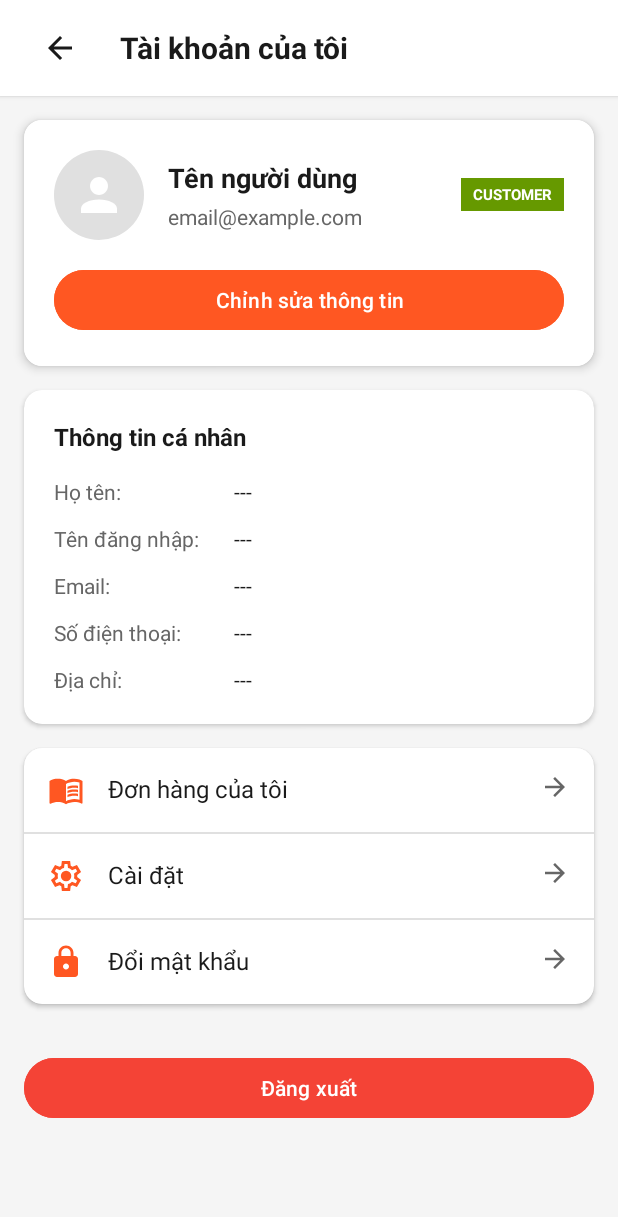
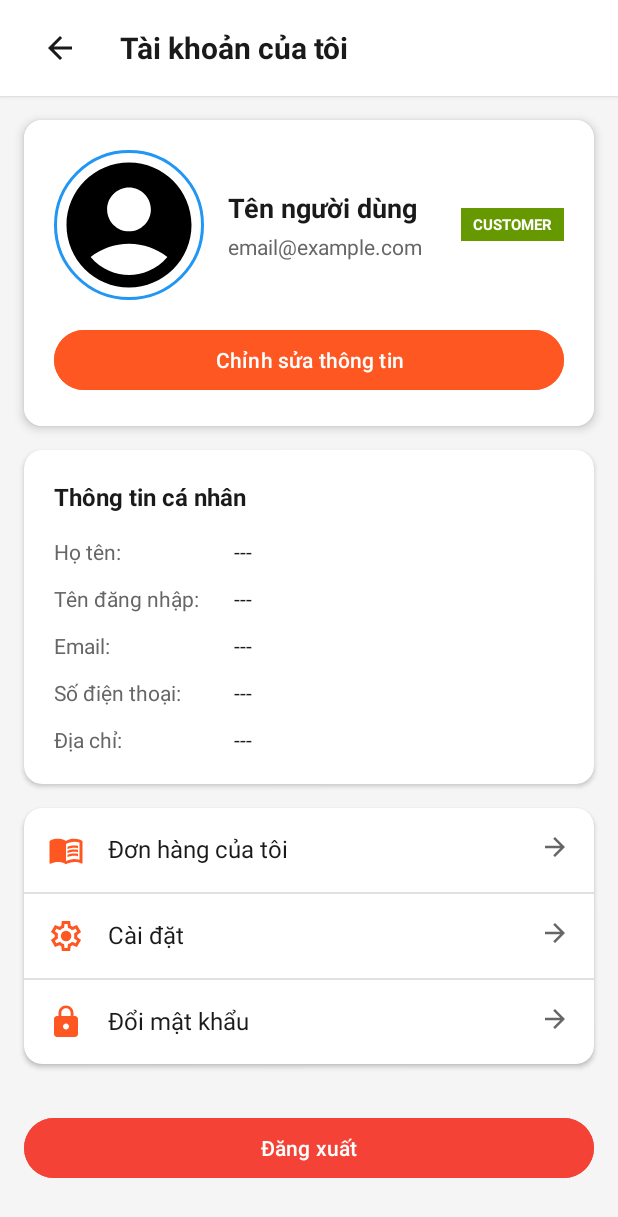
Before and after one commit to DuckAnh03/SBooks, an Android app built with Jetpack Compose: the AccountOverviewFragment screen opened directly, with no data from a screen before it, on a phone screen of 412 x 824 dp. Shown: the top 1217 px of the screen. Run offline under Robolectric (Android 15) with nearby library versions, the phone set to English and light mode, and no system bars; our stand-ins replace CircleImageView.

```diff
--- a/app/src/main/java/com/example/sbooks/fragments/customer/LoginFragment.kt
+++ b/app/src/main/java/com/example/sbooks/fragments/customer/LoginFragment.kt
@@ -126,6 +126,9 @@ class LoginFragment : Fragment() {
                 username = user.username,
                 userRole = user.role.value
             )
+            sharedPrefsHelper.saveString("full_name", user.fullName)
+            sharedPrefsHelper.saveString("email", user.email)
+            sharedPrefsHelper.saveString("avatar", user.avatar)
 
             // Show success message
             Toast.makeText(
--- a/app/src/main/res/layout/fragment_account_overview.xml
+++ b/app/src/main/res/layout/fragment_account_overview.xml
@@ -53,13 +53,13 @@
                     android:orientation="horizontal"
                     android:gravity="center_vertical">
 
-                    <ImageView
-                        android:layout_width="60dp"
-                        android:layout_height="60dp"
-                        android:src="@drawable/ic_users"
-                        android:background="@drawable/bg_circle"
-                        android:padding="12dp"
-                        app:tint="@android:color/white"/>
+                    <de.hdodenhof.circleimageview.CircleImageView
+                        android:id="@+id/ivAvatar"
+                        android:layout_width="100dp"
+                        android:layout_height="100dp"
+                        android:src="@drawable/ic_account_24"
+                        app:civ_border_color="#2196F3"
+                        app:civ_border_width="2dp" />
 
                     <LinearLayout
                         android:layout_width="0dp"
```
Also changed, not shown: app/src/main/java/com/example/sbooks/fragments/customer/AccountOverviewFragment.kt (+9 -0 lines).
